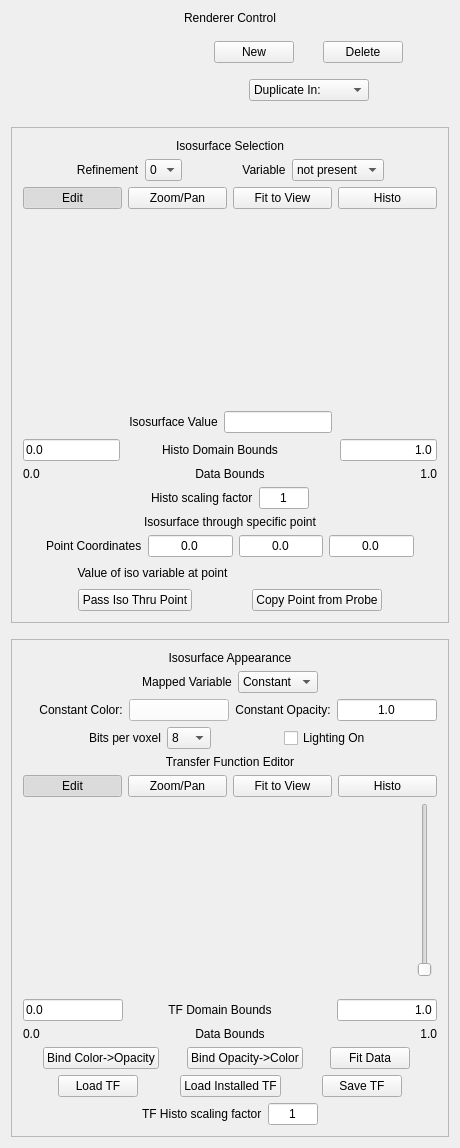
The window that apps/vaporgui/guis/ui/isotab.ui (yyr/vapor) describes before a commit, drawn with Qt 5.
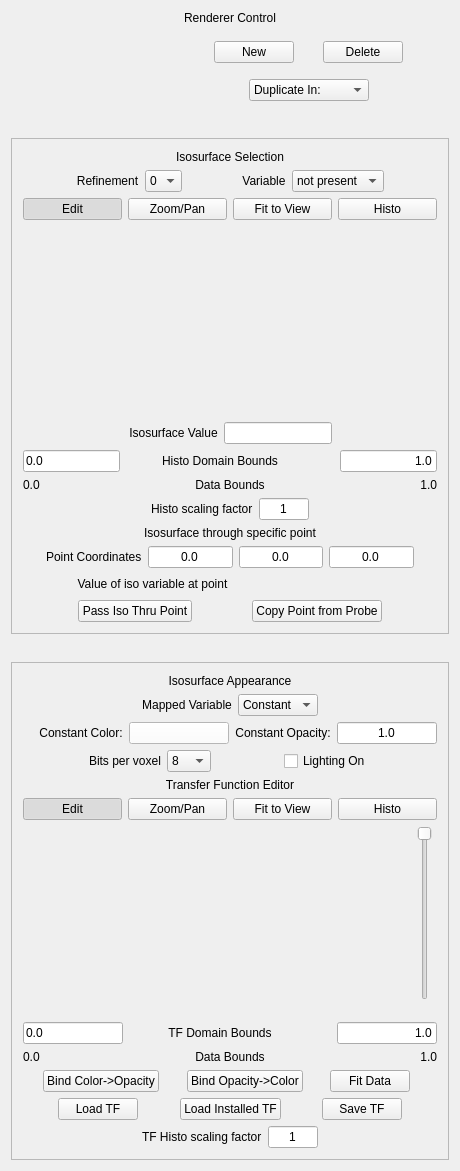
The same window after the commit. Custom widgets are drawn as their Qt base class.

The edit to the form file:
```diff
--- a/apps/vaporgui/guis/ui/isotab.ui
+++ b/apps/vaporgui/guis/ui/isotab.ui
@@ -7,7 +7,7 @@
     <x>0</x>
     <y>0</y>
     <width>460</width>
-    <height>1148</height>
+    <height>1171</height>
    </rect>
   </property>
   <property name="sizePolicy">
@@ -2094,7 +2094,7 @@
                  <property name="minimumSize">
                   <size>
                    <width>0</width>
-                   <height>120</height>
+                   <height>160</height>
                   </size>
                  </property>
                  <property name="whatsThis">
@@ -2141,6 +2141,9 @@
                 <property name="orientation">
                  <enum>Qt::Vertical</enum>
                 </property>
+                <property name="invertedAppearance">
+                 <bool>true</bool>
+                </property>
                </widget>
               </item>
               <item>
```
